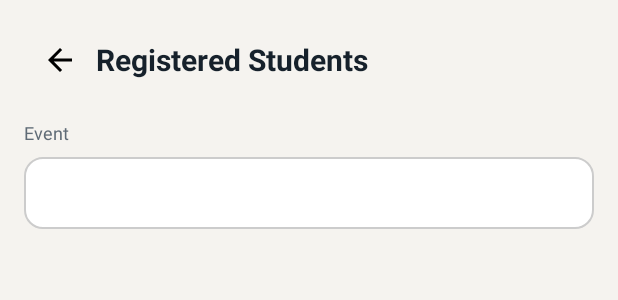
After one commit to sanna9/eventnest, an Android app: the layout fragment_registered_students.xml on its own in the app's theme, with its tools: preview values and no code run, on a phone screen of 412 x 824 dp. The commit adds this screen. Shown: the top 300 px of the screen. Run offline under Robolectric (Android 15) with nearby library versions, the phone set to English and light mode, and no system bars.

Commit message:
added registered students screen layout

```diff
--- /dev/null
+++ b/app/src/main/java/com/example/eventnest/ui/adapters/RegisteredStudentAdapter.java
@@ -0,0 +1,4 @@
+package com.example.eventnest.ui.adapters;
+
+public class RegisteredStudentAdapter {
+}
--- /dev/null
+++ b/app/src/main/res/layout/fragment_registered_students.xml
@@ -0,0 +1,83 @@
+<?xml version="1.0" encoding="utf-8"?>
+<LinearLayout
+    xmlns:android="http://schemas.android.com/apk/res/android"
+    android:layout_width="match_parent"
+    android:layout_height="match_parent"
+    android:background="@color/eventnest_background"
+    android:orientation="vertical"
+    android:padding="16dp">
+
+    <!-- Back navigation and screen title. -->
+    <LinearLayout
+        android:layout_width="match_parent"
+        android:layout_height="wrap_content"
+        android:gravity="center_vertical"
+        android:orientation="horizontal">
+
+        <ImageView
+            android:id="@+id/buttonBack"
+            android:layout_width="48dp"
+            android:layout_height="48dp"
+            android:clickable="true"
+            android:focusable="true"
+            android:contentDescription="@string/button_back"
+            android:padding="12dp"
+            android:src="@drawable/ic_arrow_back" />
+
+        <TextView
+            android:layout_width="wrap_content"
+            android:layout_height="wrap_content"
+            android:text="@string/title_registered_students"
+            android:textColor="@color/eventnest_text"
+            android:textSize="20sp"
+            android:textStyle="bold" />
+
+    </LinearLayout>
+
+    <!-- Choose the event whose students should be displayed. -->
+    <TextView
+        android:layout_width="wrap_content"
+        android:layout_height="wrap_content"
+        android:layout_marginTop="16dp"
+        android:labelFor="@+id/spinnerEvents"
+        android:text="@string/label_select_event"
+        android:textColor="@color/eventnest_text_secondary"
+        android:textSize="12sp" />
+
+    <Spinner
+        android:id="@+id/spinnerEvents"
+        android:layout_width="match_parent"
+        android:layout_height="48dp"
+        android:layout_marginTop="8dp"
+        android:background="@drawable/bg_form_field"
+        android:spinnerMode="dropdown" />
+
+    <!-- Status message for empty event or student lists. -->
+    <TextView
+        android:id="@+id/textEmpty"
+        android:layout_width="match_parent"
+        android:layout_height="wrap_content"
+        android:layout_marginTop="20dp"
+        android:gravity="center"
+        android:text="@string/message_no_registered_students"
+        android:textColor="@color/eventnest_text_secondary"
+        android:visibility="gone" />
+
+    <androidx.recyclerview.widget.RecyclerView
+        android:id="@+id/recyclerStudents"
+        android:layout_width="match_parent"
+        android:layout_height="0dp"
+        android:layout_marginTop="16dp"
+        android:layout_weight="1" />
+
+    <!-- Java supplies the number of active registrations. -->
+    <TextView
+        android:id="@+id/textTotalRegistered"
+        android:layout_width="match_parent"
+        android:layout_height="wrap_content"
+        android:paddingTop="12dp"
+        android:textColor="@color/eventnest_primary"
+        android:textSize="16sp"
+        android:textStyle="bold" />
+
+</LinearLayout>
--- /dev/null
+++ b/app/src/main/res/layout/item_registered_student.xml
@@ -0,0 +1,6 @@
+<?xml version="1.0" encoding="utf-8"?>
+<androidx.constraintlayout.widget.ConstraintLayout xmlns:android="http://schemas.android.com/apk/res/android"
+             android:layout_width="match_parent"
+             android:layout_height="match_parent">
+
+</androidx.constraintlayout.widget.ConstraintLayout>
--- a/app/src/main/res/values/strings.xml
+++ b/app/src/main/res/values/strings.xml
@@ -95,4 +95,9 @@
     <string name="button_cancel">Cancel</string>
     <string name="toast_event_deleted">Event deleted</string>
 
+    <!-- Registered students -->
+    <string name="label_select_event">Event</string>
+    <string name="message_no_registered_students">No active registrations for this event.</string>
+    <string name="total_registered_count">Total registered: %1$d</string>
+
 </resources>
```
